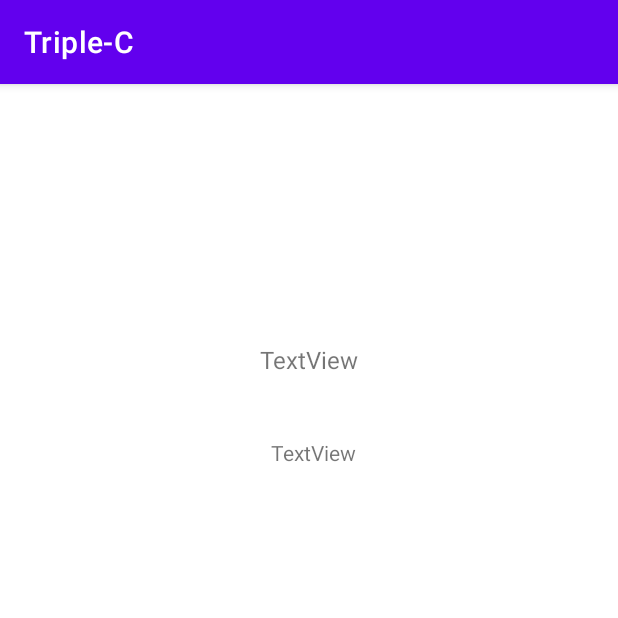
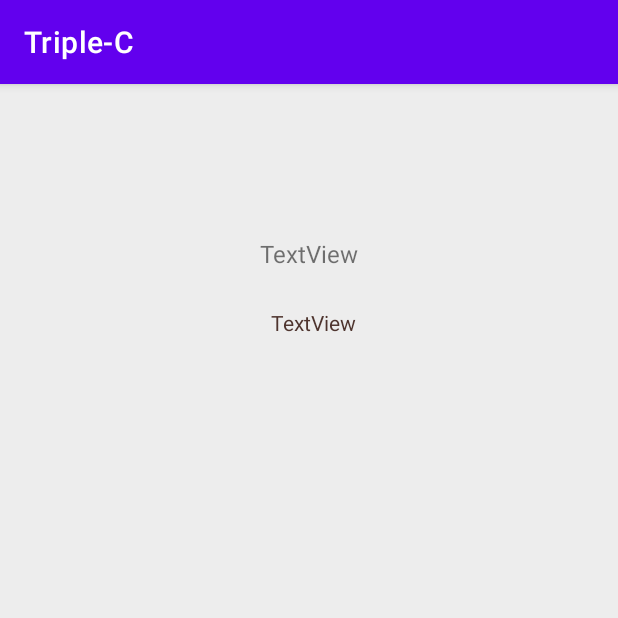
Before and after one commit to car-care-center-CCC/car-care-center-CCC, an Android app: the Profile screen opened directly, with no data from a screen before it, on a phone screen of 412 x 824 dp, the top half of it. Run offline under Robolectric (Android 15) with nearby library versions, the phone set to English and light mode, and no system bars; libraries missing offline, so code that uses them is left out: com.amplifyframework.api, com.amplifyframework.core; Roboto replaces fonts that are not available here; 2 statements that could not run were skipped.

Commit message:
adding some changes to the view

```diff
--- a/app/src/main/res/layout/activity_profile.xml
+++ b/app/src/main/res/layout/activity_profile.xml
@@ -4,6 +4,7 @@
     xmlns:tools="http://schemas.android.com/tools"
     android:layout_width="match_parent"
     android:layout_height="match_parent"
+    android:background="#EDEDED"
     tools:context=".Profile">
 
     <ImageView
@@ -12,17 +13,17 @@
         android:layout_height="wrap_content"
         app:layout_constraintBottom_toBottomOf="parent"
         app:layout_constraintEnd_toEndOf="parent"
-        app:layout_constraintHorizontal_bias="0.498"
+        app:layout_constraintHorizontal_bias="0.056"
         app:layout_constraintStart_toStartOf="parent"
         app:layout_constraintTop_toTopOf="parent"
-        app:layout_constraintVertical_bias="0.129"
+        app:layout_constraintVertical_bias="0.026"
         tools:srcCompat="@tools:sample/avatars" />
 
     <TextView
         android:id="@+id/firstAndLastName"
         android:layout_width="wrap_content"
         android:layout_height="wrap_content"
-        android:text="TextView"
+        android:text="@string/textview"
         android:textSize="16sp"
         app:layout_constraintBottom_toBottomOf="parent"
         app:layout_constraintEnd_toEndOf="parent"
@@ -35,21 +36,22 @@
         android:layout_width="wrap_content"
         android:layout_height="wrap_content"
         android:text="TextView"
+        android:textColor="#4E342E"
         app:layout_constraintBottom_toBottomOf="parent"
         app:layout_constraintEnd_toEndOf="parent"
         app:layout_constraintHorizontal_bias="0.509"
         app:layout_constraintStart_toStartOf="parent"
         app:layout_constraintTop_toBottomOf="@+id/firstAndLastName"
-        app:layout_constraintVertical_bias="0.075" />
+        app:layout_constraintVertical_bias="0.041" />
 
     <androidx.recyclerview.widget.RecyclerView
         android:id="@+id/recyclerViewInProfilePage"
-        android:layout_width="0dp"
-        android:layout_height="350dp"
+        android:layout_width="411dp"
+        android:layout_height="388dp"
         app:layout_constraintBottom_toBottomOf="parent"
         app:layout_constraintEnd_toEndOf="parent"
         app:layout_constraintHorizontal_bias="0.0"
         app:layout_constraintStart_toStartOf="parent"
-        app:layout_constraintTop_toBottomOf="@+id/userNameInProfile"
-        app:layout_constraintVertical_bias="0.652" />
+        app:layout_constraintTop_toTopOf="parent"
+        app:layout_constraintVertical_bias="0.797" />
 </androidx.constraintlayout.widget.ConstraintLayout>
--- a/app/src/main/res/layout/fragment_requests_in_profile.xml
+++ b/app/src/main/res/layout/fragment_requests_in_profile.xml
@@ -11,7 +11,6 @@
         android:id="@+id/requestNameInFragment"
         android:layout_width="192dp"
         android:layout_height="wrap_content"
-        android:background="#EDEDED"
         android:text="TextView" />
 
 
--- a/app/src/main/res/values/strings.xml
+++ b/app/src/main/res/values/strings.xml
@@ -2,4 +2,5 @@
     <string name="app_name">Triple-C</string>
     <!-- TODO: Remove or change this placeholder text -->
     <string name="hello_blank_fragment">Hello blank fragment</string>
+    <string name="textview">TextView</string>
 </resources>
```
Also changed, not shown: app/src/main/java/com/example/triple_c/Profile.java (+1 -8 lines).
